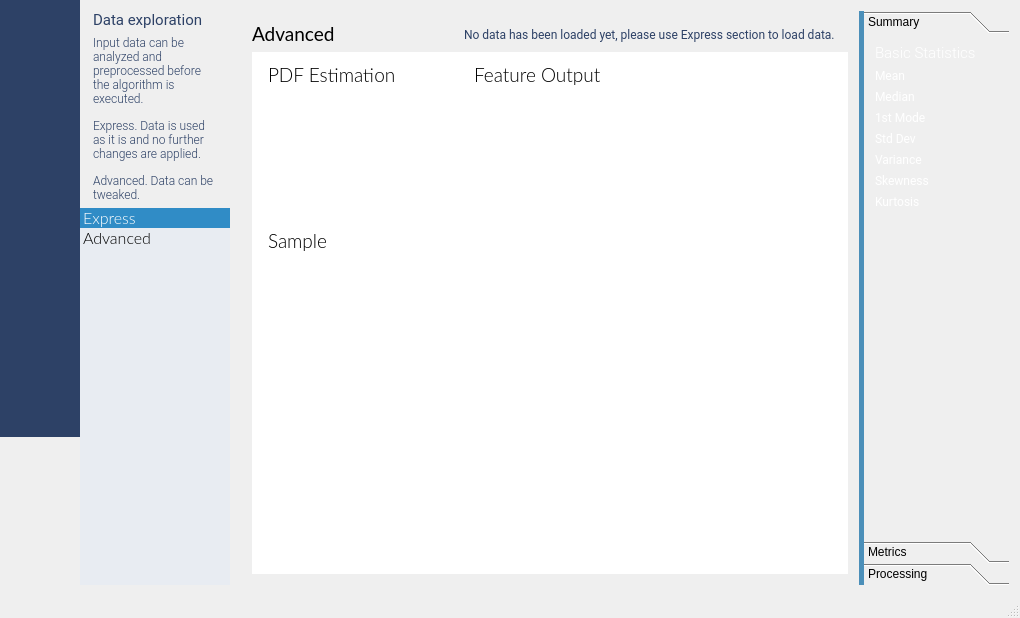
First picture: the form in source/mainwidget.ui, repository emigdioz/LeafGP, before the edit.
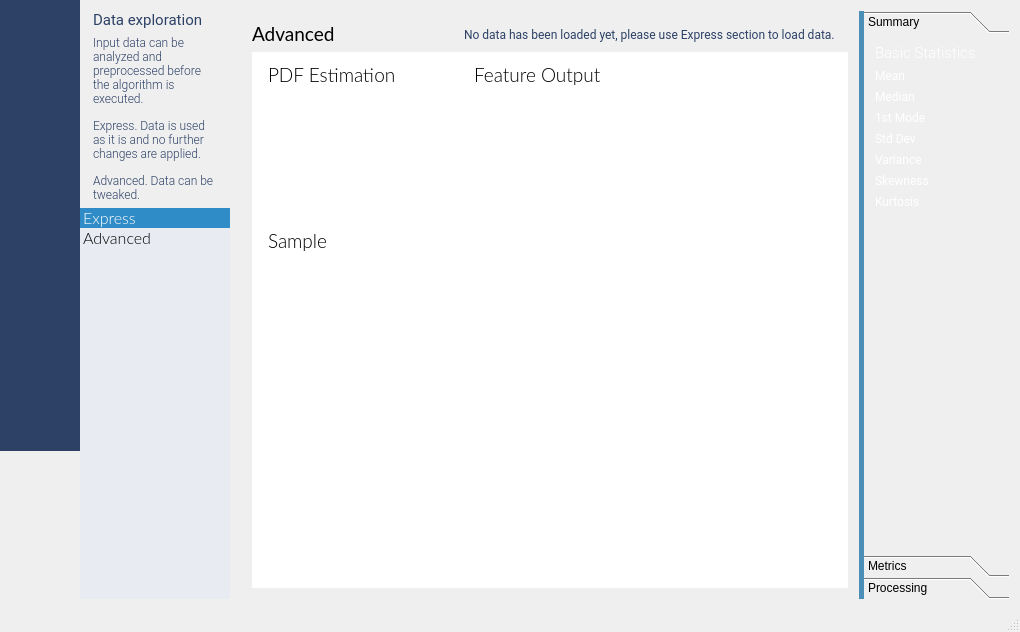
Second picture: the form after the edit. The open tabs and pages were chosen to show the change. Icons and pictures are not drawn. Custom widgets are drawn as their Qt base class.

The edit to the form file:
```diff
--- a/source/mainwidget.ui
+++ b/source/mainwidget.ui
@@ -7,7 +7,7 @@
     <x>0</x>
     <y>0</y>
     <width>1020</width>
-    <height>618</height>
+    <height>632</height>
    </rect>
   </property>
   <property name="windowTitle">
@@ -1713,8 +1713,8 @@
                     <rect>
                      <x>0</x>
                      <y>0</y>
-                     <width>119</width>
-                     <height>178</height>
+                     <width>129</width>
+                     <height>217</height>
                     </rect>
                    </property>
                    <property name="maximumSize">
```
Left out of the diff: 8 changed lines with no effect on the pictures.
